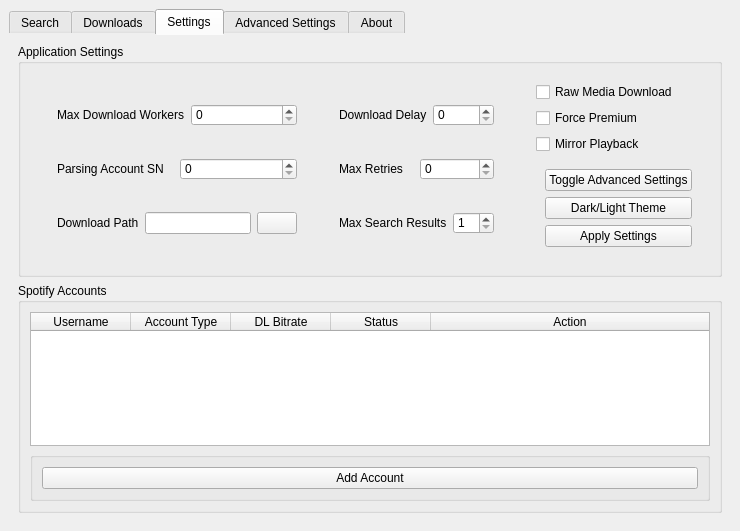
Before: the Qt Designer form src/onthespot/gui/qtui/main.ui in moddroid94/onthespot, drawn with Qt 5.
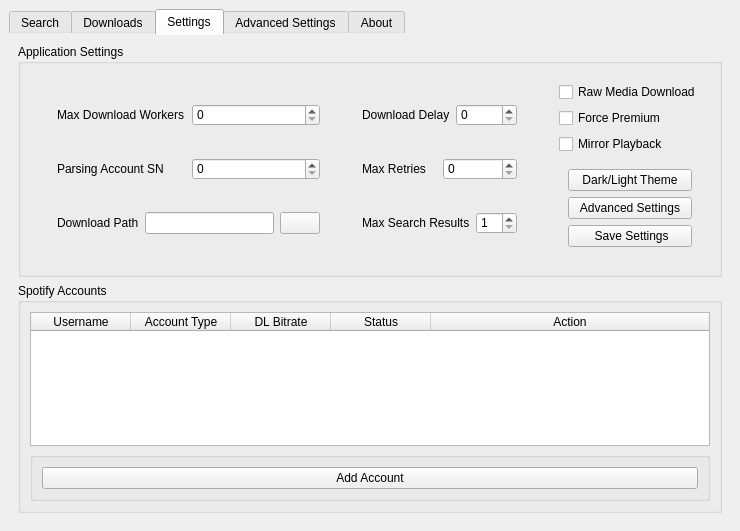
After: the same form once the commit is applied. Icons and pictures are not drawn.

Diff of the .ui file:
```diff
--- a/src/onthespot/gui/qtui/main.ui
+++ b/src/onthespot/gui/qtui/main.ui
@@ -885,13 +885,6 @@
                  <string/>
                 </property>
                 <layout class="QVBoxLayout" name="verticalLayout_9">
-                 <item>
-                  <widget class="QPushButton" name="btn_toggle_advanced">
-                   <property name="text">
-                    <string>Toggle Advanced Settings</string>
-                   </property>
-                  </widget>
-                 </item>
                  <item>
                   <widget class="QPushButton" name="toggle_theme_button">
                    <property name="text">
@@ -899,10 +892,17 @@
                    </property>
                   </widget>
                  </item>
+                 <item>
+                  <widget class="QPushButton" name="btn_toggle_advanced">
+                   <property name="text">
+                    <string>Advanced Settings</string>
+                   </property>
+                  </widget>
+                 </item>
                  <item>
                   <widget class="QPushButton" name="btn_save_config">
                    <property name="text">
-                    <string>Apply Settings</string>
+                    <string> Save Settings</string>
                    </property>
                   </widget>
                  </item>
```
Left out of the diff: 10 changed lines with no effect on the pictures.
